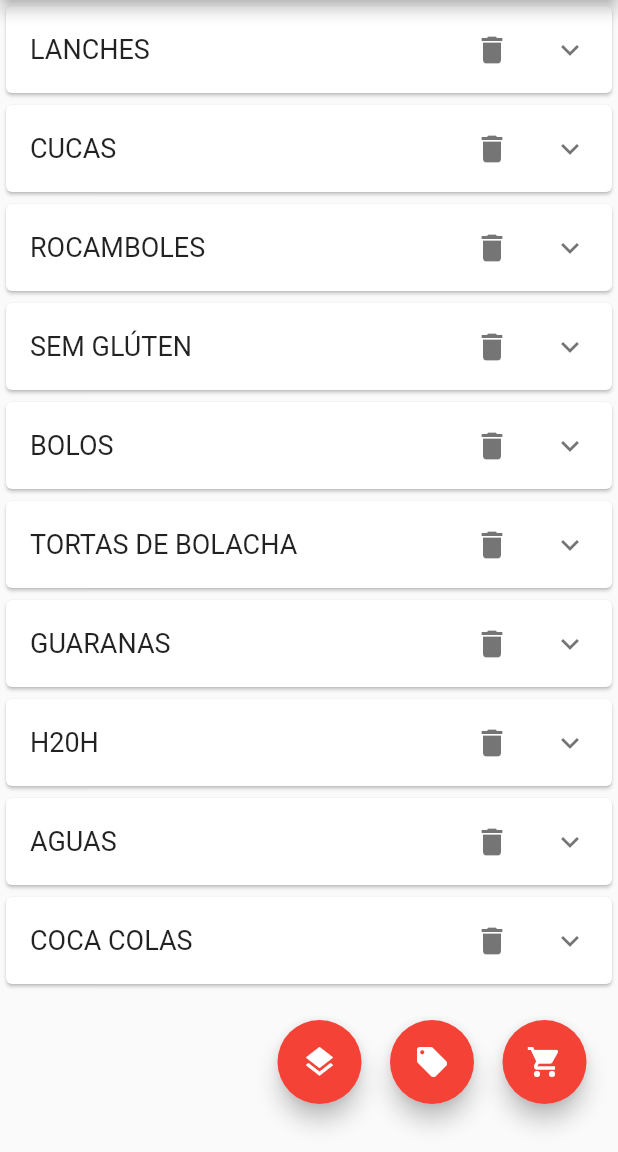
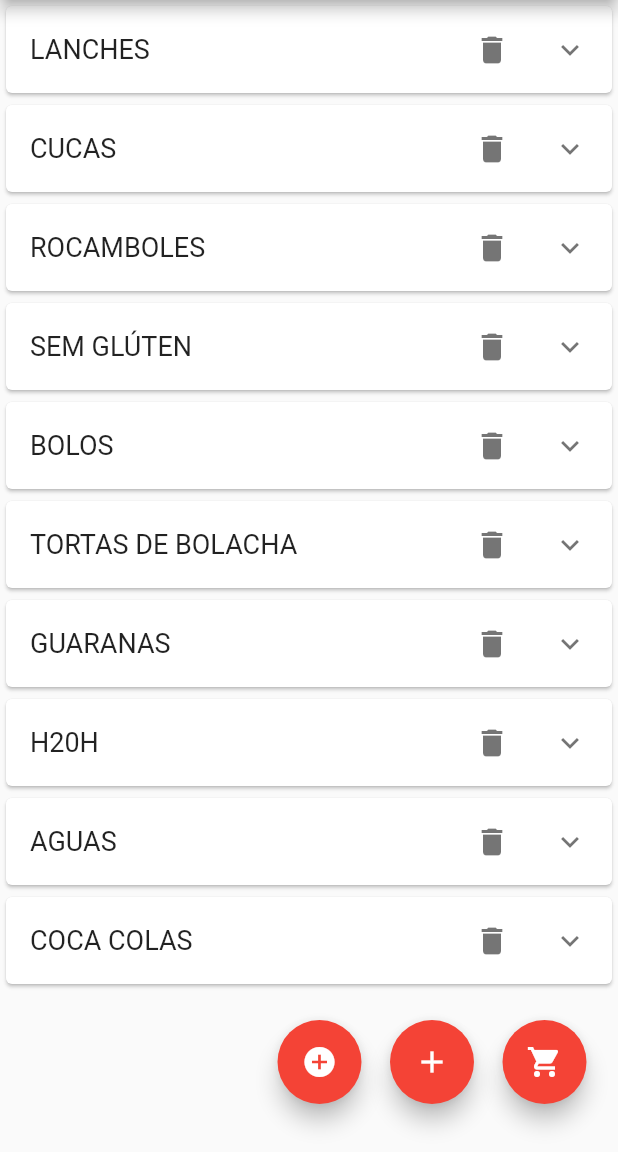
Before and after one commit to caiokirst/Pedidos-Filial, a Flutter app: the screen it shows after launch, on a phone screen of 412 x 824 dp, the part 84-1236 px from its top. Run offline on Flutter 3.47's test engine with Material 2 defaults, Android fonts, the phone set to English and light mode, and no system bars; our stand-ins replace pdf, share, shared_preferences.

Commit message:
Revert "Adição de botão de adicionar grupos"
This reverts commit 152fcc04a6936602eadbe446d2979bdc708c4b7e.

```diff
--- a/lib/main.dart
+++ b/lib/main.dart
@@ -534,7 +534,7 @@ class _TelaInicialState extends State<TelaInicial> {
                 mostrarDialogoAdicionarProduto();
               },
               backgroundColor: Colors.red,
-              child: const Icon(Icons.local_offer),
+              child: const Icon(Icons.add),
             ),
           ),
           Positioned(
@@ -545,7 +545,7 @@ class _TelaInicialState extends State<TelaInicial> {
                 mostrarDialogoAdicionarGrupo();
               },
               backgroundColor: Colors.red,
-              child: const Icon(Icons.layers),
+              child: const Icon(Icons.add_circle),
             ),
           ),
         ],
```
